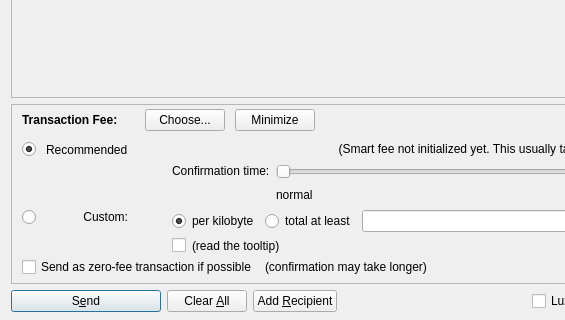
This is src/qt/forms/sendcoinsdialog.ui in LUX-Core/lux as Qt 5 draws it before an edit; both pictures show x 0 to 565 and y 290 to 610 of the 850 by 610 pixel window. The edited form follows.
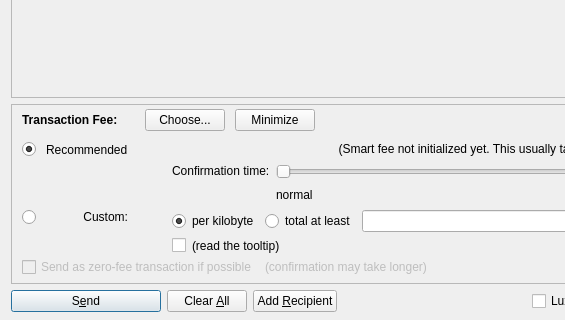
This is the edited form. Icons and pictures are not drawn. Custom widgets are drawn as their Qt base class.

What changed in the file:
```diff
--- a/src/qt/forms/sendcoinsdialog.ui
+++ b/src/qt/forms/sendcoinsdialog.ui
@@ -1234,6 +1234,12 @@
              </property>
              <item>
               <widget class="QCheckBox" name="checkBoxFreeTx">
+               <property name="enabled">
+                <bool>false</bool>
+               </property>
+               <property name="mouseTracking">
+                <bool>true</bool>
+               </property>
                <property name="text">
                 <string>Send as zero-fee transaction if possible</string>
                </property>
@@ -1241,6 +1247,9 @@
              </item>
              <item>
               <widget class="QLabel" name="labelFreeTx">
+               <property name="enabled">
+                <bool>false</bool>
+               </property>
                <property name="text">
                 <string>(confirmation may take longer)</string>
                </property>
```
